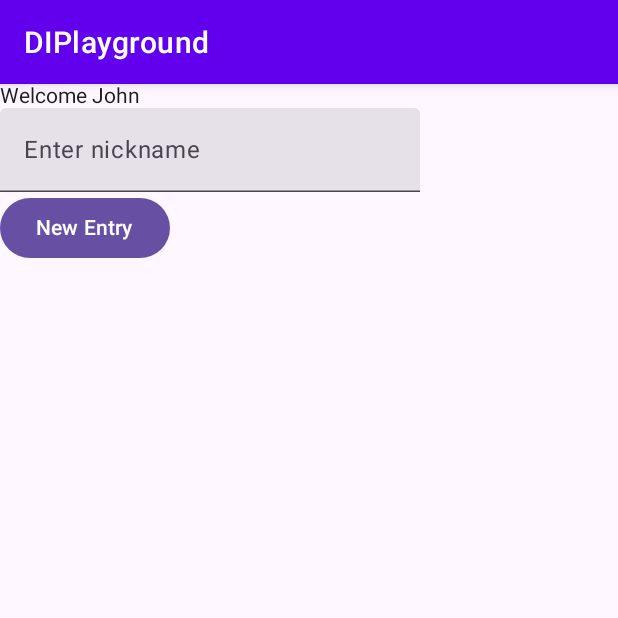
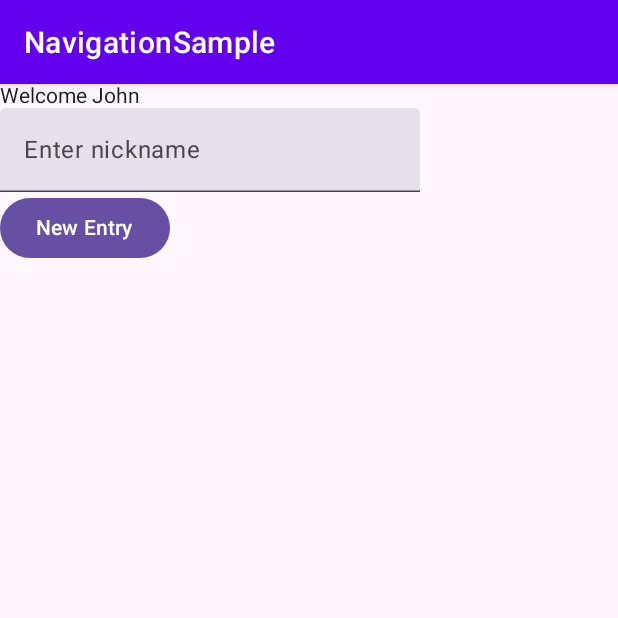
Before and after one commit to sjthn/ComposeNavigations, an Android app built with Jetpack Compose: the screen it shows after launch (MainActivity), on a phone screen of 412 x 824 dp, the top half of it. Run offline under Robolectric (Android 15) with nearby library versions, the phone set to English and light mode, and no system bars.

Commit message:
Rename the sample app

```diff
--- a/app/src/main/AndroidManifest.xml
+++ b/app/src/main/AndroidManifest.xml
@@ -10,7 +10,7 @@
         android:label="@string/app_name"
         android:roundIcon="@mipmap/ic_launcher_round"
         android:supportsRtl="true"
-        android:theme="@style/Theme.DIPlayground"
+        android:theme="@style/Theme.NavigationSample"
         tools:targetApi="31">
         <activity
             android:name="dev.srijith.sample.composenavigations.MainActivity"
--- a/app/src/main/res/values-night/themes.xml
+++ b/app/src/main/res/values-night/themes.xml
@@ -1,6 +1,6 @@
 <resources xmlns:tools="http://schemas.android.com/tools">
     <!-- Base application theme. -->
-    <style name="Theme.DIPlayground" parent="Theme.MaterialComponents.DayNight.DarkActionBar">
+    <style name="Theme.NavigationSample" parent="Theme.MaterialComponents.DayNight.DarkActionBar">
         <!-- Primary brand color. -->
         <item name="colorPrimary">@color/purple_200</item>
         <item name="colorPrimaryVariant">@color/purple_700</item>
--- a/app/src/main/res/values/strings.xml
+++ b/app/src/main/res/values/strings.xml
@@ -1,3 +1,3 @@
 <resources>
-    <string name="app_name">DIPlayground</string>
+    <string name="app_name">NavigationSample</string>
 </resources>
--- a/app/src/main/res/values/themes.xml
+++ b/app/src/main/res/values/themes.xml
@@ -1,6 +1,6 @@
 <resources xmlns:tools="http://schemas.android.com/tools">
     <!-- Base application theme. -->
-    <style name="Theme.DIPlayground" parent="Theme.MaterialComponents.DayNight.DarkActionBar">
+    <style name="Theme.NavigationSample" parent="Theme.MaterialComponents.DayNight.DarkActionBar">
         <!-- Primary brand color. -->
         <item name="colorPrimary">@color/purple_500</item>
         <item name="colorPrimaryVariant">@color/purple_700</item>
```
